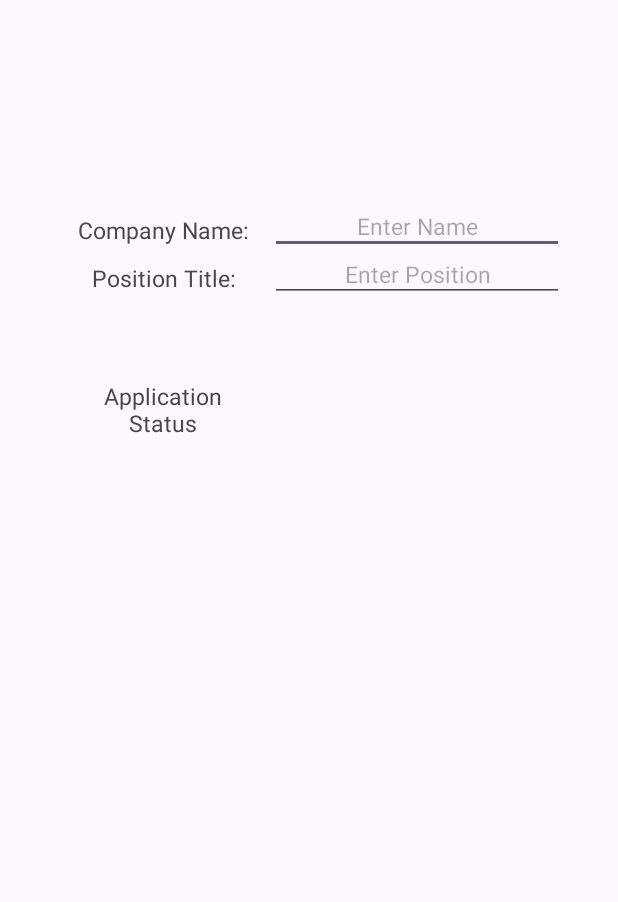
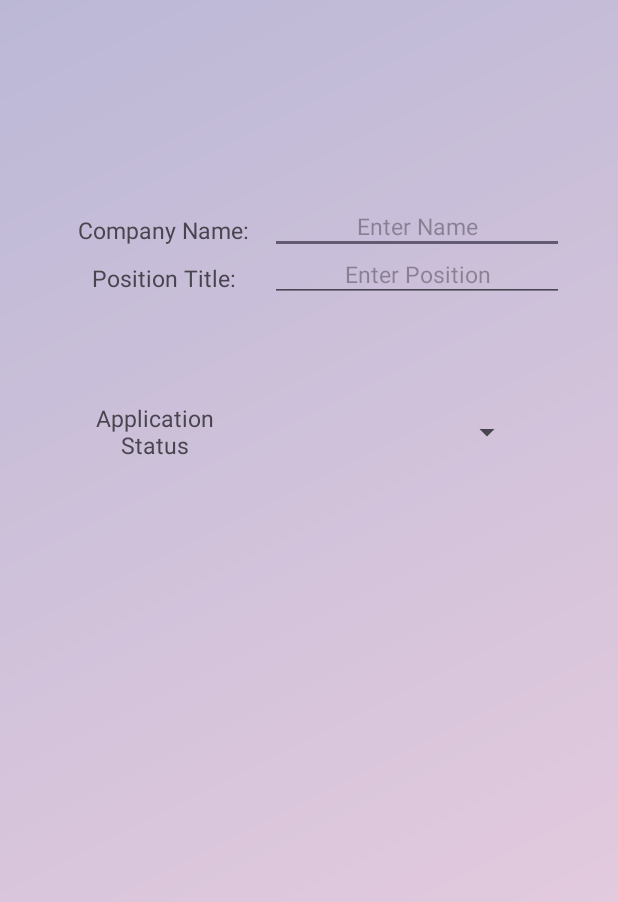
Before and after one commit to leslyVillanueva1020/Project2, an Android app: the NewApplicationActivity screen opened directly, with no data from a screen before it, on a phone screen of 412 x 824 dp. Shown: the top 902 px of the screen. Run offline under Robolectric (Android 15) with nearby library versions, the phone set to English and light mode, and no system bars.

Commit message:
added the drop down menu added the values in strings.xml slightly edited the text box for Application Status

```diff
--- a/app/src/main/res/layout/activity_new_application.xml
+++ b/app/src/main/res/layout/activity_new_application.xml
@@ -5,6 +5,7 @@
     android:id="@+id/main"
     android:layout_width="match_parent"
     android:layout_height="match_parent"
+    android:background="@drawable/background_gradient"
     tools:context=".NewApplicationActivity">
     <!--Company Name Text-->
     <TextView
@@ -61,8 +62,8 @@
     <!-- Application Status Text -->
     <TextView
         android:id="@id/ApplicationStatusText"
-        android:layout_width="126dp"
-        android:layout_height="64dp"
+        android:layout_width="110dp"
+        android:layout_height="93dp"
         android:layout_marginTop="40dp"
         android:gravity="center"
         android:text="Application Status"
@@ -71,5 +72,15 @@
         app:layout_constraintHorizontal_bias="0.161"
         app:layout_constraintStart_toStartOf="parent"
         app:layout_constraintTop_toBottomOf="@id/PositionText" />
+    <!-- Drop Down Menu -->
+    <Spinner
+        android:layout_width="126dp"
+        android:layout_height="60dp"
+        android:id="@+id/dropDownMenu"
+        app:layout_constraintStart_toEndOf="@+id/ApplicationStatusText"
+        app:layout_constraintEnd_toEndOf="parent"
+        app:layout_constraintBottom_toBottomOf="@+id/ApplicationStatusText"
+        app:layout_constraintTop_toTopOf="@+id/ApplicationStatusText" />
+
 
 </androidx.constraintlayout.widget.ConstraintLayout>
```
Also changed, not shown: app/src/main/res/values/strings.xml (+7 -0 lines).
